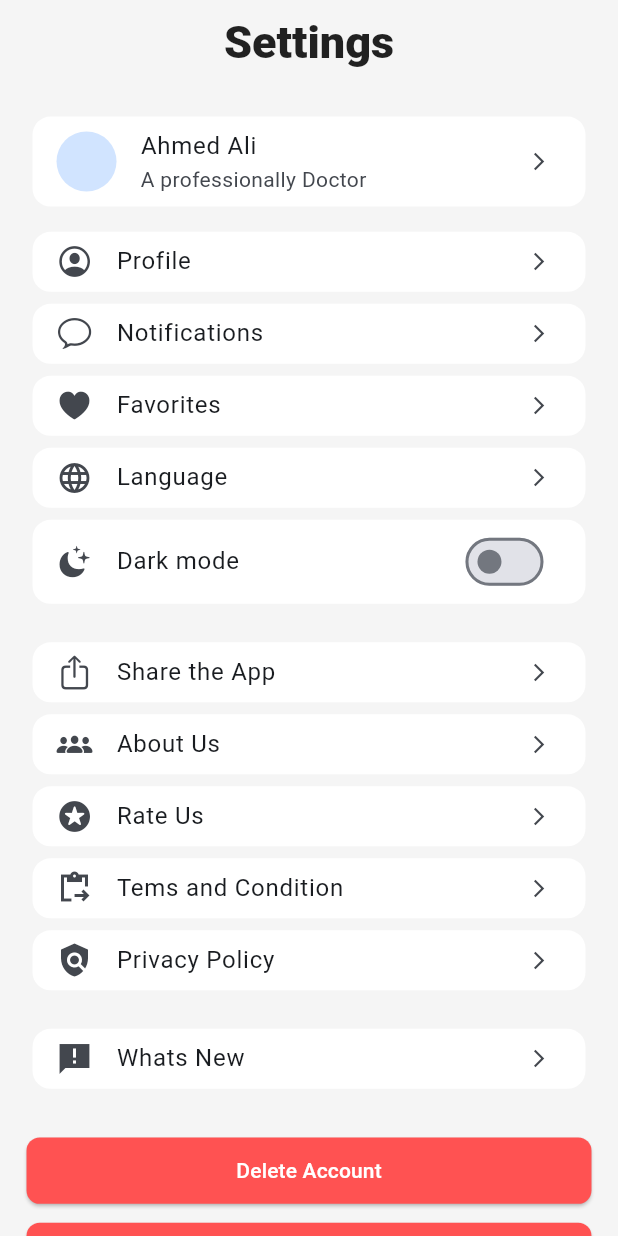
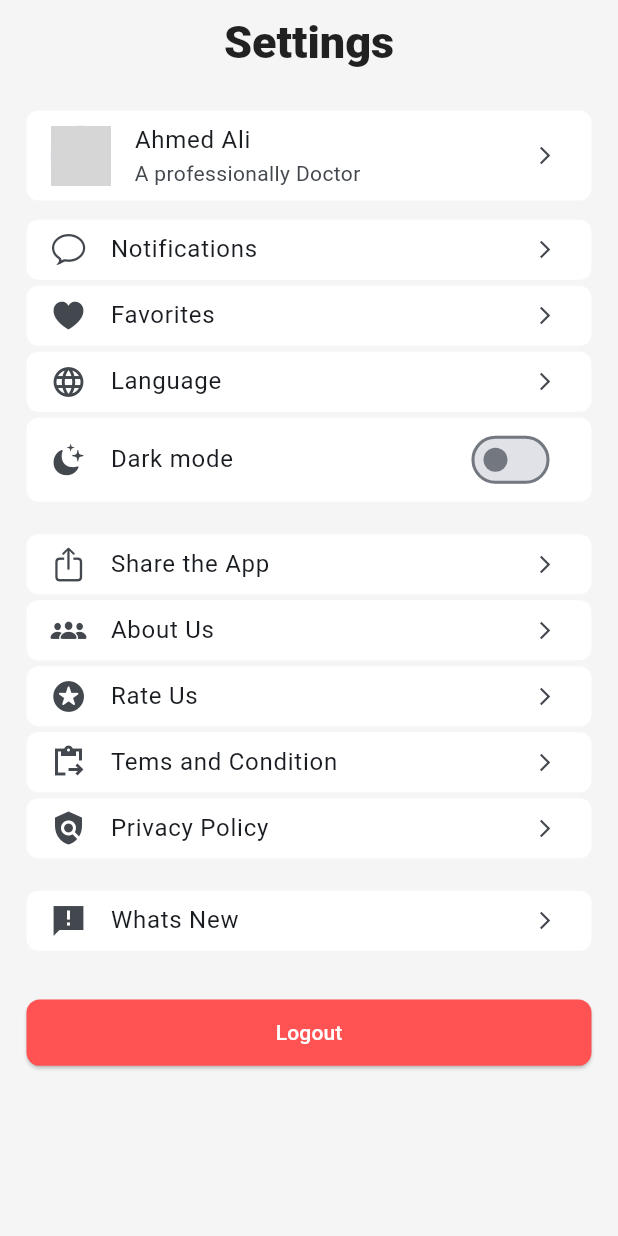
Before and after one commit to Munawer2022/flutter-boilerplate, a Flutter app: the SettingPage screen opened directly, on a phone screen of 412 x 824 dp. Run offline on Flutter 3.47's test engine with Material 3 defaults, Android fonts, the phone set to English and light mode, and no system bars; our stand-ins replace connectivity_plus, device_preview, equatable, flutter_bloc, flutter_screenutil, fpdart and 4 more; accounts and stored records are empty; network calls fail; grey boxes are pictures that could not be loaded.

Commit message:
add some new uis

```diff
--- a/lib/config/components/app_text_form_field.dart
+++ b/lib/config/components/app_text_form_field.dart
@@ -48,17 +48,17 @@ abstract class AppTextFormField {
                 OutlineInputBorder(
                     borderSide: const BorderSide(
                         color: Color(0xffEFE9E9), strokeAlign: 1),
-                    borderRadius: BorderRadius.circular(32.0.r)),
+                    borderRadius: BorderRadius.circular(8.0.r)),
             enabledBorder: border ??
                 OutlineInputBorder(
                     borderSide: const BorderSide(
                         color: Color(0xffEFE9E9), strokeAlign: 1),
-                    borderRadius: BorderRadius.circular(32.0.r)),
+                    borderRadius: BorderRadius.circular(8.0.r)),
             focusedBorder: border ??
                 OutlineInputBorder(
                     borderSide: const BorderSide(
                         color: Color(0xffEFE9E9), strokeAlign: 1),
-                    borderRadius: BorderRadius.circular(32.0.r)),
+                    borderRadius: BorderRadius.circular(8.0.r)),
             fillColor: color ?? const Color(0xffE4ECFF).withOpacity(0.30),
             filled: true,
             prefixIcon: prefixIcon,
--- a/lib/features/setting/setting_page.dart
+++ b/lib/features/setting/setting_page.dart
@@ -50,17 +50,15 @@ class _SettingState extends State<SettingPage> {
           listTile(
             title: "Ahmed Ali",
             subtitle: const Text("A professionally Doctor"),
-            leading: const CircleAvatar(),
-            onTap: () {},
+            leading: const CircleAvatar(
+              backgroundImage: NetworkImage(
+                  "https://images.pexels.com/photos/28098286/pexels-photo-28098286/free-photo-of-playa-puerto-angelito.jpeg?auto=compress&cs=tinysrgb&w=1260&h=750&dpr=1"),
+            ),
+            onTap: () => cubit.goProfilePage(),
           ),
           10.verticalSpace,
           Column(
             children: [
-              listTile(
-                title: "Profile",
-                icon: CupertinoIcons.profile_circled,
-                onTap: () => cubit.goProfilePage(),
-              ),
               listTile(
                 title: "Notifications",
                 icon: CupertinoIcons.chat_bubble,
@@ -68,9 +66,13 @@ class _SettingState extends State<SettingPage> {
               ),
               listTile(title: "Favorites", icon: CupertinoIcons.heart_fill),
               listTile(title: "Language", icon: Icons.language_rounded),
-              Card(
-                elevation: 0,
-                color: Colors.white,
+              Container(
+                // margin: EdgeInsets.zero
+                // shape: Border.all(),
+                margin: const EdgeInsets.only(bottom: 4),
+                decoration: const BoxDecoration(
+                    color: Colors.white,
+                    borderRadius: BorderRadius.all(Radius.circular(8))),
                 child: ListTile(
                   title: const Text('Dark mode'),
                   trailing: Switch(
@@ -113,12 +115,7 @@ class _SettingState extends State<SettingPage> {
           30.verticalSpace,
 
           // Sign Out Button
-          AppButton.getButton(
-              child: const Text('Delete Account',
-                  style: TextStyle(color: Colors.white)),
-              onPressed: () {},
-              color: Colors.redAccent.shade200),
-          10.verticalSpace,
+
           AppButton.getButton(
               child:
                   const Text('Logout', style: TextStyle(color: Colors.white)),
@@ -137,9 +134,13 @@ listTile(
         Widget? leading,
         Widget? subtitle,
         void Function()? onTap}) =>
-    Card(
-      elevation: 0,
-      color: Colors.white,
+    Container(
+      // margin: EdgeInsets.zero
+      // shape: Border.all(),
+      margin: const EdgeInsets.only(bottom: 4),
+      decoration: const BoxDecoration(
+          color: Colors.white,
+          borderRadius: BorderRadius.all(Radius.circular(8))),
       child: ListTile(
           minTileHeight: 0,
           title: Text(title),
```
Also changed, not shown: lib/features/home/home_page.dart (+30 -13 lines), lib/features/onboarding/onboarding_page.dart (+29 -11 lines), lib/features/profile/profile_page.dart (+14 -1 lines).
